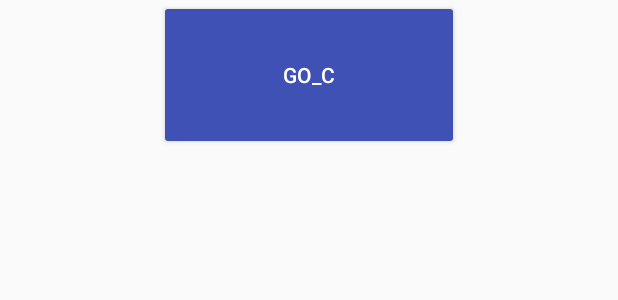
After one commit to bossirreplaceable/Studying_View2, an Android app: the layout a_b_ativity.xml on its own in the app's theme, with its tools: preview values and no code run, on a phone screen of 412 x 824 dp. The commit adds this screen. Shown: the top 300 px of the screen. Run offline under Robolectric (Android 15) with nearby library versions, the phone set to English and light mode, and no system bars.

```diff
--- /dev/null
+++ b/app/src/main/res/layout/a_b_ativity.xml
@@ -0,0 +1,16 @@
+<?xml version="1.0" encoding="utf-8"?>
+<LinearLayout xmlns:android="http://schemas.android.com/apk/res/android"
+    android:layout_width="match_parent"
+    android:layout_height="match_parent"
+    android:orientation="vertical">
+
+
+    <Button
+        android:layout_width="200dp"
+        android:layout_height="100dp"
+        android:textColor="#fff"
+        android:text="Go_C"
+        android:onClick="go2C"
+        android:layout_gravity="center" />
+
+</LinearLayout>
--- a/app/src/main/res/values/styles.xml
+++ b/app/src/main/res/values/styles.xml
@@ -1,7 +1,7 @@
 <resources>
 
     <!-- Base application theme. -->
-    <style name="AppTheme" parent="Theme.AppCompat.Light.DarkActionBar">
+    <style name="AppTheme" parent="Theme.AppCompat.Light.NoActionBar">
         <!-- Customize your theme here. -->
         <item name="colorPrimary">@color/colorPrimary</item>
         <item name="colorPrimaryDark">@color/colorPrimaryDark</item>
```
Also changed, not shown: app/src/main/java/com/yobo/studying_view2/lsn20_property/B_SafariActivity.java (+53 -4 lines), app/src/main/java/com/yobo/studying_view2/lsn21_md_anim/A_Aactivity.java (added, +8 -0 lines), app/src/main/java/com/yobo/studying_view2/lsn21_md_anim/A_Bactivity.java (added, +8 -0 lines), app/src/main/java/com/yobo/studying_view2/lsn21_md_anim/A_Cactivity.java (added, +30 -0 lines), app/src/main/res/layout/a_a_ativity.xml (added, +16 -0 lines), app/src/main/res/layout/activity_main.xml (+4 -3 lines), app/src/main/res/layout/b_safari_acitivity.xml (+4 -4 lines), 2 other files.
